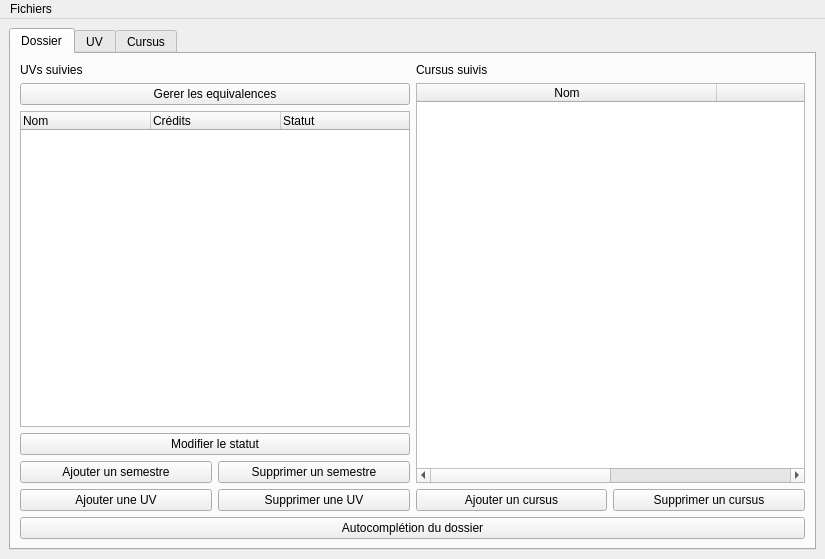
The window that L021/main_window.ui (nem-e5i5/LO21P2014) describes before a commit, drawn with Qt 5.
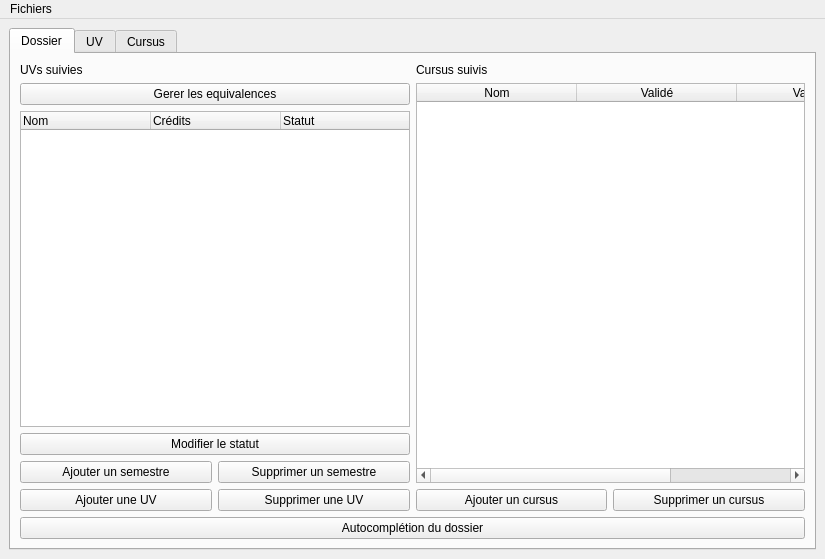
The same window after the commit. The open tabs and pages were chosen to show the change.

Diff of the .ui file:
```diff
--- a/L021/main_window.ui
+++ b/L021/main_window.ui
@@ -147,7 +147,7 @@
            <bool>true</bool>
           </property>
           <attribute name="horizontalHeaderDefaultSectionSize">
-           <number>300</number>
+           <number>160</number>
           </attribute>
           <attribute name="horizontalHeaderShowSortIndicator" stdset="0">
            <bool>true</bool>
@@ -168,6 +168,11 @@
             <string>Validé</string>
            </property>
           </column>
+          <column>
+           <property name="text">
+            <string>Validable</string>
+           </property>
+          </column>
          </widget>
         </item>
         <item row="3" column="1" colspan="2">
```
Left out of the diff: 2 changed lines with no effect on the pictures.
